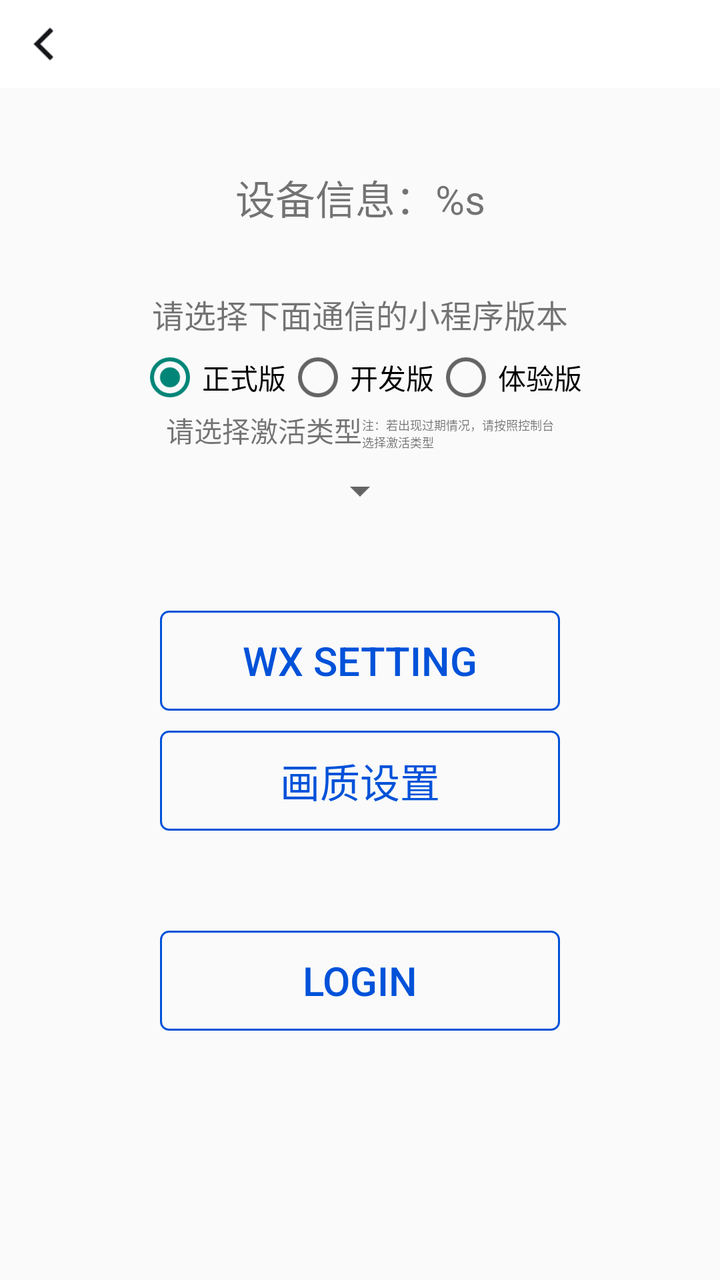
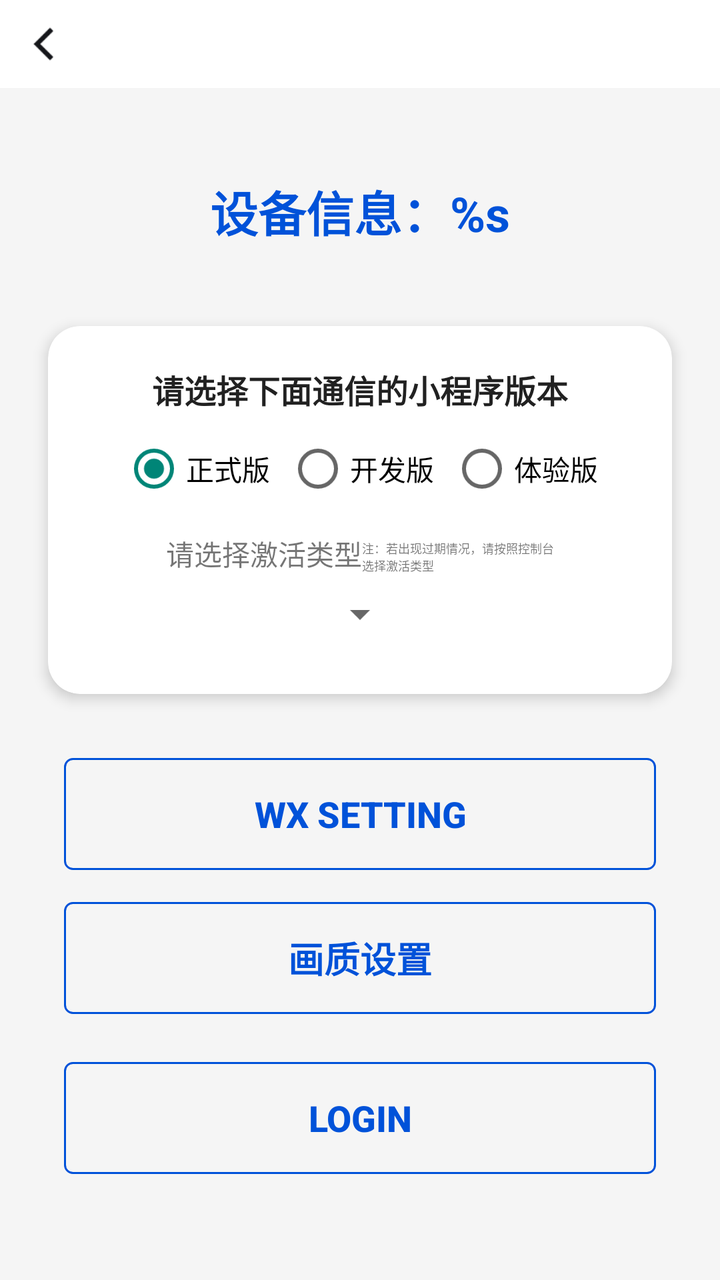

Compare the two renders of this Android layout. The source of the first and the diff that turns it into the second are given below.
<!-- AndroidManifest.xml: activity theme Theme.TWAppTheme -->
<!-- res/layout/activity_twe_call_login.xml -->
<?xml version="1.0" encoding="utf-8"?>
<ScrollView xmlns:android="http://schemas.android.com/apk/res/android"
    xmlns:app="http://schemas.android.com/apk/res-auto"
    xmlns:tools="http://schemas.android.com/tools"
    android:layout_width="match_parent"
    android:layout_height="match_parent">

    <androidx.constraintlayout.widget.ConstraintLayout
        android:layout_width="match_parent"
        android:layout_height="wrap_content"
        android:paddingBottom="20dp">

        <include
            android:id="@+id/title_layout"
            layout="@layout/menu_back_layout" />

        <TextView
            android:id="@+id/tv_device_info"
            android:layout_width="wrap_content"
            android:layout_height="wrap_content"
            android:layout_marginTop="40dp"
            android:gravity="center"
            android:text="@string/text_device_info"
            android:textSize="20sp"
            app:layout_constraintEnd_toEndOf="parent"
            app:layout_constraintStart_toStartOf="parent"
            app:layout_constraintTop_toBottomOf="@id/title_layout" />

        <TextView
            android:id="@+id/tv_select_version"
            android:layout_width="wrap_content"
            android:layout_height="wrap_content"
            android:layout_marginTop="32dp"
            android:text="@string/text_select_version"
            android:textSize="16sp"
            app:layout_constraintEnd_toEndOf="parent"
            app:layout_constraintStart_toStartOf="parent"
            app:layout_constraintTop_toBottomOf="@+id/tv_device_info" />

        <RadioGroup
            android:id="@+id/rg_select_version"
            android:layout_width="wrap_content"
            android:layout_height="wrap_content"
            android:layout_marginTop="4dp"
            android:orientation="horizontal"
            app:layout_constraintEnd_toEndOf="parent"
            app:layout_constraintStart_toStartOf="parent"
            app:layout_constraintTop_toBottomOf="@+id/tv_select_version">

            <RadioButton
                android:id="@+id/rb_formal_version"
                android:layout_width="wrap_content"
                android:layout_height="wrap_content"
                android:checked="true"
                android:text="@string/text_formal_version" />

            <RadioButton
                android:id="@+id/rb_develop_version"
                android:layout_width="wrap_content"
                android:layout_height="wrap_content"
                android:text="@string/text_develop_version" />

            <RadioButton
                android:id="@+id/rb_experience_version"
                android:layout_width="wrap_content"
                android:layout_height="wrap_content"
                android:text="@string/text_experience_version" />
        </RadioGroup>

        <androidx.constraintlayout.widget.ConstraintLayout
            android:id="@+id/ll_select_active_type"
            android:layout_width="wrap_content"
            android:layout_height="wrap_content"
            android:orientation="vertical"
            android:paddingHorizontal="32dp"
            app:layout_constraintEnd_toEndOf="parent"
            app:layout_constraintStart_toStartOf="parent"
            app:layout_constraintTop_toBottomOf="@+id/rg_select_version">

            <TextView
                android:id="@+id/textView2"
                android:layout_width="wrap_content"
                android:layout_height="wrap_content"
                android:text="@string/text_active_type"
                app:layout_constraintStart_toStartOf="parent"
                app:layout_constraintTop_toTopOf="parent" />

            <TextView
                android:id="@+id/textView"
                android:layout_width="wrap_content"
                android:layout_height="wrap_content"
                android:text="@string/text_active_type_tip"
                android:textSize="6sp"
                app:layout_constraintBottom_toBottomOf="@+id/textView2"
                app:layout_constraintStart_toEndOf="@+id/textView2" />

            <Spinner
                android:id="@+id/sp_select_active_type"
                android:layout_width="wrap_content"
                android:layout_height="40dp"
                android:textAlignment="center"
                android:textSize="12sp"
                app:layout_constraintEnd_toEndOf="parent"
                app:layout_constraintStart_toStartOf="parent"
                app:layout_constraintTop_toBottomOf="@+id/textView2" />
        </androidx.constraintlayout.widget.ConstraintLayout>

        <Button
            android:id="@+id/btn_wx_setting"
            android:layout_width="match_parent"
            android:layout_height="50dp"
            android:layout_marginStart="80dp"
            android:layout_marginTop="40dp"
            android:layout_marginEnd="80dp"
            android:background="@drawable/background_blue_cell_btn"
            android:text="@string/twe_call_wx_setting"
            android:textColor="@color/blue_0052D9"
            android:textSize="20sp"
            app:layout_constraintTop_toBottomOf="@+id/ll_select_active_type"
            tools:layout_editor_absoluteX="80dp" />

        <Button
            android:id="@+id/btn_quality_setting"
            android:layout_width="match_parent"
            android:layout_height="50dp"
            android:layout_marginStart="80dp"
            android:layout_marginTop="10dp"
            android:layout_marginEnd="80dp"
            android:background="@drawable/background_blue_cell_btn"
            android:text="@string/twe_call_quality_setting"
            android:textColor="@color/blue_0052D9"
            android:textSize="20sp"
            app:layout_constraintTop_toBottomOf="@+id/btn_wx_setting" />

        <Button
            android:id="@+id/btn_login_twe_call"
            android:layout_width="match_parent"
            android:layout_height="50dp"
            android:layout_marginStart="80dp"
            android:layout_marginTop="50dp"
            android:layout_marginEnd="80dp"
            android:background="@drawable/background_blue_cell_btn"
            android:text="@string/twe_call_login"
            android:textColor="@color/blue_0052D9"
            android:textSize="20sp"
            app:layout_constraintTop_toBottomOf="@+id/btn_quality_setting" />

    </androidx.constraintlayout.widget.ConstraintLayout>
</ScrollView>
<!-- res/layout/menu_back_layout.xml (included above) -->
<?xml version="1.0" encoding="utf-8"?>
<androidx.constraintlayout.widget.ConstraintLayout xmlns:android="http://schemas.android.com/apk/res/android"
    xmlns:app="http://schemas.android.com/apk/res-auto"
    android:layout_width="match_parent"
    android:layout_height="wrap_content"
    android:background="@color/white">

    <ImageView
        android:id="@+id/iv_back"
        android:layout_width="44dp"
        android:layout_height="44dp"
        android:paddingLeft="8dp"
        android:paddingRight="8dp"
        android:src="@mipmap/icon_back_black"
        app:layout_constraintStart_toStartOf="parent"
        app:layout_constraintTop_toTopOf="parent"
        app:tint="@color/black_15161A" />

    <TextView
        android:id="@+id/tv_title"
        android:layout_width="wrap_content"
        android:layout_height="44dp"
        android:layout_weight="1"
        android:ellipsize="end"
        android:gravity="center"
        android:maxLines="1"
        android:paddingEnd="20dp"
        android:textColor="@color/black_15161A"
        android:textSize="17sp"
        android:textStyle="bold"
        app:layout_constraintStart_toEndOf="@+id/iv_back"
        app:layout_constraintTop_toTopOf="parent" />

    <ImageView
        android:id="@+id/iv_right_btn"
        android:layout_width="44dp"
        android:layout_height="44dp"
        android:paddingLeft="10dp"
        android:paddingRight="10dp"
        android:src="@mipmap/setting"
        android:visibility="gone"
        app:layout_constraintEnd_toEndOf="parent"
        app:layout_constraintTop_toTopOf="parent" />

    <TextView
        android:id="@+id/tv_right_btn"
        android:layout_width="wrap_content"
        android:layout_height="wrap_content"
        android:layout_marginEnd="10dp"
        android:background="@drawable/background_blue_cell_btn"
        android:paddingHorizontal="10dp"
        android:paddingVertical="5dp"
        android:textColor="@color/blue_0052D9"
        android:textStyle="bold"
        android:visibility="gone"
        app:layout_constraintBottom_toBottomOf="parent"
        app:layout_constraintEnd_toStartOf="@+id/iv_right_btn"
        app:layout_constraintTop_toTopOf="parent" />

</androidx.constraintlayout.widget.ConstraintLayout>
<!-- resources referenced by this layout -->
<resources>
  <color name="black_15161A">#15161A</color>
  <color name="blue_0052D9">#0052D9</color>
  <color name="white">#FFFFFFFF</color>
  <!-- drawable background_blue_cell_btn (drawable) -->
  <?xml version="1.0" encoding="utf-8"?>
  <shape xmlns:android="http://schemas.android.com/apk/res/android">
      <solid android:color="@color/translucent" />
      <stroke
          android:width="1dp"
          android:color="#0052D9" />
      <corners android:radius="4dp" />
  </shape>
  <!-- mipmap icon_back_black: png bitmap (mipmap-xxhdpi, 590 bytes) -->
  <!-- mipmap setting: png bitmap (mipmap-xxhdpi, 512 bytes) -->
  <string name="text_active_type">请选择激活类型</string>
  <string name="text_active_type_tip">注：若出现过期情况，请按照控制台\n选择激活类型</string>
  <string name="text_develop_version">开发版</string>
  <string name="text_device_info">设备信息：%s</string>
  <string name="text_experience_version">体验版</string>
  <string name="text_formal_version">正式版</string>
  <string name="text_select_version">请选择下面通信的小程序版本</string>
  <string name="twe_call_login">LOGIN</string>
  <string name="twe_call_quality_setting">画质设置</string>
  <string name="twe_call_wx_setting">WX SETTING</string>
  <style name="Theme.TWAppTheme" parent="Theme.AppCompat.Light.NoActionBar">
          
          <item name="colorPrimary">@color/white</item>
          <item name="colorPrimaryDark">@color/white</item>
          <item name="android:statusBarColor">@color/white</item>
          <item name="android:windowLightStatusBar" tools:targetApi="m" tools:ignore="NewApi">true</item> 
      </style>
  <color name="translucent">#00FFFFFF</color>
</resources>

<!-- the commit's change to res/layout/activity_twe_call_login.xml (unified diff, before → after) -->
@@ -3,146 +3,200 @@
     xmlns:app="http://schemas.android.com/apk/res-auto"
     xmlns:tools="http://schemas.android.com/tools"
     android:layout_width="match_parent"
-    android:layout_height="match_parent">
+    android:layout_height="match_parent"
+    android:background="@color/gray_100">
 
     <androidx.constraintlayout.widget.ConstraintLayout
         android:layout_width="match_parent"
         android:layout_height="wrap_content"
-        android:paddingBottom="20dp">
+        android:paddingBottom="32dp">
 
         <include
             android:id="@+id/title_layout"
             layout="@layout/menu_back_layout" />
 
-        <TextView
-            android:id="@+id/tv_device_info"
-            android:layout_width="wrap_content"
+        
+        <FrameLayout
+            android:id="@+id/card_title"
+            android:layout_width="0dp"
             android:layout_height="wrap_content"
-            android:layout_marginTop="40dp"
-            android:gravity="center"
-            android:text="@string/text_device_info"
-            android:textSize="20sp"
-            app:layout_constraintEnd_toEndOf="parent"
-            app:layout_constraintStart_toStartOf="parent"
-            app:layout_constraintTop_toBottomOf="@id/title_layout" />
-
-        <TextView
-            android:id="@+id/tv_select_version"
-            android:layout_width="wrap_content"
+            android:layout_marginStart="24dp"
+            android:layout_marginTop="24dp"
+            android:layout_marginEnd="24dp"
+            app:cardBackgroundColor="@color/white"
+            app:cardCornerRadius="16dp"
+            app:cardElevation="4dp"
+            app:layout_constraintEnd_toEndOf="parent"
+            app:layout_constraintStart_toStartOf="parent"
+            app:layout_constraintTop_toBottomOf="@id/title_layout">
+
+            <TextView
+                android:id="@+id/tv_device_info"
+                android:layout_width="match_parent"
+                android:layout_height="wrap_content"
+                android:gravity="center"
+                android:padding="20dp"
+                android:text="@string/text_device_info"
+                android:textColor="@color/blue_0052D9"
+                android:textSize="24sp"
+                android:textStyle="bold" />
+        </FrameLayout>
+
+        
+        <androidx.cardview.widget.CardView
+            android:id="@+id/card_version"
+            android:layout_width="0dp"
             android:layout_height="wrap_content"
-            android:layout_marginTop="32dp"
-            android:text="@string/text_select_version"
-            android:textSize="16sp"
-            app:layout_constraintEnd_toEndOf="parent"
-            app:layout_constraintStart_toStartOf="parent"
-            app:layout_constraintTop_toBottomOf="@+id/tv_device_info" />
-
-        <RadioGroup
-            android:id="@+id/rg_select_version"
-            android:layout_width="wrap_content"
-            android:layout_height="wrap_content"
-            android:layout_marginTop="4dp"
-            android:orientation="horizontal"
-            app:layout_constraintEnd_toEndOf="parent"
-            app:layout_constraintStart_toStartOf="parent"
-            app:layout_constraintTop_toBottomOf="@+id/tv_select_version">
-
-            <RadioButton
-                android:id="@+id/rb_formal_version"
-                android:layout_width="wrap_content"
+            android:layout_marginStart="24dp"
+            android:layout_marginTop="20dp"
+            android:layout_marginEnd="24dp"
+            app:cardBackgroundColor="@color/white"
+            app:cardCornerRadius="16dp"
+            app:cardElevation="4dp"
+            app:layout_constraintEnd_toEndOf="parent"
+            app:layout_constraintStart_toStartOf="parent"
+            app:layout_constraintTop_toBottomOf="@+id/card_title">
+
+            <LinearLayout
+                android:layout_width="match_parent"
                 android:layout_height="wrap_content"
-                android:checked="true"
-                android:text="@string/text_formal_version" />
-
-            <RadioButton
-                android:id="@+id/rb_develop_version"
-                android:layout_width="wrap_content"
-                android:layout_height="wrap_content"
-                android:text="@string/text_develop_version" />
-
-            <RadioButton
-                android:id="@+id/rb_experience_version"
-                android:layout_width="wrap_content"
-                android:layout_height="wrap_content"
-                android:text="@string/text_experience_version" />
-        </RadioGroup>
-
-        <androidx.constraintlayout.widget.ConstraintLayout
-            android:id="@+id/ll_select_active_type"
-            android:layout_width="wrap_content"
-            android:layout_height="wrap_content"
-            android:orientation="vertical"
-            android:paddingHorizontal="32dp"
-            app:layout_constraintEnd_toEndOf="parent"
-            app:layout_constraintStart_toStartOf="parent"
-            app:layout_constraintTop_toBottomOf="@+id/rg_select_version">
-
-            <TextView
-                android:id="@+id/textView2"
-                android:layout_width="wrap_content"
-                android:layout_height="wrap_content"
-                android:text="@string/text_active_type"
-                app:layout_constraintStart_toStartOf="parent"
-                app:layout_constraintTop_toTopOf="parent" />
-
-            <TextView
-                android:id="@+id/textView"
-                android:layout_width="wrap_content"
-                android:layout_height="wrap_content"
-                android:text="@string/text_active_type_tip"
-                android:textSize="6sp"
-                app:layout_constraintBottom_toBottomOf="@+id/textView2"
-                app:layout_constraintStart_toEndOf="@+id/textView2" />
-
-            <Spinner
-                android:id="@+id/sp_select_active_type"
-                android:layout_width="wrap_content"
-                android:layout_height="40dp"
-                android:textAlignment="center"
-                android:textSize="12sp"
-                app:layout_constraintEnd_toEndOf="parent"
-                app:layout_constraintStart_toStartOf="parent"
-                app:layout_constraintTop_toBottomOf="@+id/textView2" />
-        </androidx.constraintlayout.widget.ConstraintLayout>
-
+                android:orientation="vertical"
+                android:padding="20dp">
+
+                <TextView
+                    android:id="@+id/tv_select_version"
+                    android:layout_width="match_parent"
+                    android:layout_height="wrap_content"
+                    android:gravity="center"
+                    android:text="@string/text_select_version"
+                    android:textColor="@color/on_surface"
+                    android:textSize="16sp"
+                    android:textStyle="bold" />
+
+                <RadioGroup
+                    android:id="@+id/rg_select_version"
+                    android:layout_width="match_parent"
+                    android:layout_height="wrap_content"
+                    android:layout_marginTop="12dp"
+                    android:gravity="center"
+                    android:orientation="horizontal">
+
+                    <RadioButton
+                        android:id="@+id/rb_formal_version"
+                        android:layout_width="wrap_content"
+                        android:layout_height="wrap_content"
+                        android:layout_marginEnd="8dp"
+                        android:checked="true"
+                        android:text="@string/text_formal_version"
+                        android:textSize="14sp" />
+
+                    <RadioButton
+                        android:id="@+id/rb_develop_version"
+                        android:layout_width="wrap_content"
+                        android:layout_height="wrap_content"
+                        android:layout_marginEnd="8dp"
+                        android:text="@string/text_develop_version"
+                        android:textSize="14sp" />
+
+                    <RadioButton
+                        android:id="@+id/rb_experience_version"
+                        android:layout_width="wrap_content"
+                        android:layout_height="wrap_content"
+                        android:text="@string/text_experience_version"
+                        android:textSize="14sp" />
+                </RadioGroup>
+
+                <androidx.constraintlayout.widget.ConstraintLayout
+                    android:id="@+id/ll_select_active_type"
+                    android:layout_width="wrap_content"
+                    android:layout_height="wrap_content"
+                    android:layout_gravity="center_horizontal"
+                    android:layout_marginTop="16dp"
+                    android:orientation="vertical"
+                    android:paddingHorizontal="32dp">
+
+                    <TextView
+                        android:id="@+id/textView2"
+                        android:layout_width="wrap_content"
+                        android:layout_height="wrap_content"
+                        android:text="@string/text_active_type"
+                        app:layout_constraintStart_toStartOf="parent"
+                        app:layout_constraintTop_toTopOf="parent" />
+
+                    <TextView
+                        android:id="@+id/textView"
+                        android:layout_width="wrap_content"
+                        android:layout_height="wrap_content"
+                        android:text="@string/text_active_type_tip"
+                        android:textSize="6sp"
+                        app:layout_constraintBottom_toBottomOf="@+id/textView2"
+                        app:layout_constraintStart_toEndOf="@+id/textView2" />
+
+                    <Spinner
+                        android:id="@+id/sp_select_active_type"
+                        android:layout_width="wrap_content"
+                        android:layout_height="40dp"
+                        android:textAlignment="center"
+                        android:textSize="12sp"
+                        app:layout_constraintEnd_toEndOf="parent"
+                        app:layout_constraintStart_toStartOf="parent"
+                        app:layout_constraintTop_toBottomOf="@+id/textView2" />
+                </androidx.constraintlayout.widget.ConstraintLayout>
+
+            </LinearLayout>
+        </androidx.cardview.widget.CardView>
+
+
+        
         <Button
             android:id="@+id/btn_wx_setting"
-            android:layout_width="match_parent"
-            android:layout_height="50dp"
-            android:layout_marginStart="80dp"
-            android:layout_marginTop="40dp"
-            android:layout_marginEnd="80dp"
+            android:layout_width="0dp"
+            android:layout_height="56dp"
+            android:layout_marginStart="32dp"
+            android:layout_marginTop="32dp"
+            android:layout_marginEnd="32dp"
             android:background="@drawable/background_blue_cell_btn"
+            android:elevation="4dp"
             android:text="@string/twe_call_wx_setting"
             android:textColor="@color/blue_0052D9"
-            android:textSize="20sp"
-            app:layout_constraintTop_toBottomOf="@+id/ll_select_active_type"
-            tools:layout_editor_absoluteX="80dp" />
+            android:textSize="18sp"
+            android:textStyle="bold"
+            app:layout_constraintEnd_toEndOf="parent"
+            app:layout_constraintStart_toStartOf="parent"
+            app:layout_constraintTop_toBottomOf="@+id/card_version" />
 
         <Button
             android:id="@+id/btn_quality_setting"
-            android:layout_width="match_parent"
-            android:layout_height="50dp"
-            android:layout_marginStart="80dp"
-            android:layout_marginTop="10dp"
-            android:layout_marginEnd="80dp"
+            android:layout_width="0dp"
+            android:layout_height="56dp"
+            android:layout_marginStart="32dp"
+            android:layout_marginTop="16dp"
+            android:layout_marginEnd="32dp"
             android:background="@drawable/background_blue_cell_btn"
+            android:elevation="4dp"
             android:text="@string/twe_call_quality_setting"
             android:textColor="@color/blue_0052D9"
-            android:textSize="20sp"
+            android:textSize="18sp"
+            android:textStyle="bold"
+            app:layout_constraintEnd_toEndOf="parent"
+            app:layout_constraintStart_toStartOf="parent"
             app:layout_constraintTop_toBottomOf="@+id/btn_wx_setting" />
 
         <Button
             android:id="@+id/btn_login_twe_call"
-            android:layout_width="match_parent"
-            android:layout_height="50dp"
-            android:layout_marginStart="80dp"
-            android:layout_marginTop="50dp"
-            android:layout_marginEnd="80dp"
+            android:layout_width="0dp"
+            android:layout_height="56dp"
+            android:layout_marginStart="32dp"
+            android:layout_marginTop="24dp"
+            android:layout_marginEnd="32dp"
             android:background="@drawable/background_blue_cell_btn"
+            android:elevation="4dp"
             android:text="@string/twe_call_login"
             android:textColor="@color/blue_0052D9"
-            android:textSize="20sp"
+            android:textSize="18sp"
+            android:textStyle="bold"
+            app:layout_constraintEnd_toEndOf="parent"
+            app:layout_constraintStart_toStartOf="parent"
             app:layout_constraintTop_toBottomOf="@+id/btn_quality_setting" />
 
     </androidx.constraintlayout.widget.ConstraintLayout>
<!-- resource entries referenced after the edit -->
@@ -2,6 +2,8 @@
 <resources>
   <color name="black_15161A">#15161A</color>
   <color name="blue_0052D9">#0052D9</color>
+  <color name="gray_100">#F5F5F5</color>
+  <color name="on_surface">#212121</color>
   <color name="white">#FFFFFFFF</color>
   <!-- drawable background_blue_cell_btn (drawable) -->
   <?xml version="1.0" encoding="utf-8"?>
